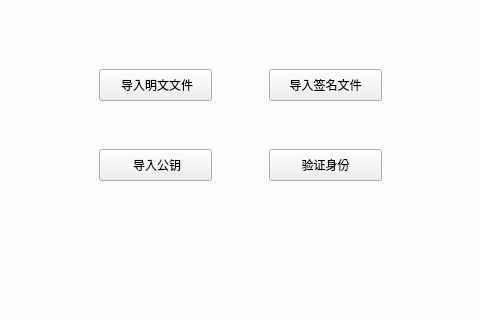
Before: the Qt Designer form mainwindow.ui in Lotu527/ElGamal, drawn with Qt 5; both pictures show x 163 to 643 and y 87 to 407 of the 800 by 600 pixel window.
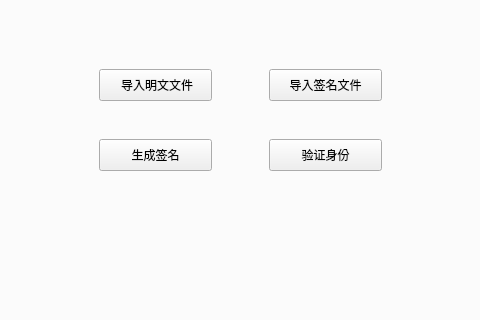
After: the same form once the commit is applied. The open tabs and pages were chosen to show the change.

Commit message: 程序基本完成，还有个小问题是静态指定了签名生成和验证时的密钥

The edit to the form file:
```diff
--- a/mainwindow.ui
+++ b/mainwindow.ui
@@ -186,24 +186,11 @@
        <string>导入签名文件</string>
       </property>
      </widget>
-     <widget class="QPushButton" name="pb_sign_pub_key_import">
-      <property name="geometry">
-       <rect>
-        <x>210</x>
-        <y>190</y>
-        <width>113</width>
-        <height>32</height>
-       </rect>
-      </property>
-      <property name="text">
-       <string> 导入公钥</string>
-      </property>
-     </widget>
      <widget class="QPushButton" name="pb_check">
       <property name="geometry">
        <rect>
         <x>380</x>
-        <y>190</y>
+        <y>180</y>
         <width>113</width>
         <height>32</height>
        </rect>
@@ -212,6 +199,19 @@
        <string>验证身份</string>
       </property>
      </widget>
+     <widget class="QPushButton" name="pb_sign_produce">
+      <property name="geometry">
+       <rect>
+        <x>210</x>
+        <y>180</y>
+        <width>113</width>
+        <height>32</height>
+       </rect>
+      </property>
+      <property name="text">
+       <string>生成签名</string>
+      </property>
+     </widget>
     </widget>
    </widget>
   </widget>
```
Left out of the diff: 2 changed lines with no effect on the pictures. The commit also changes 7 other files.
